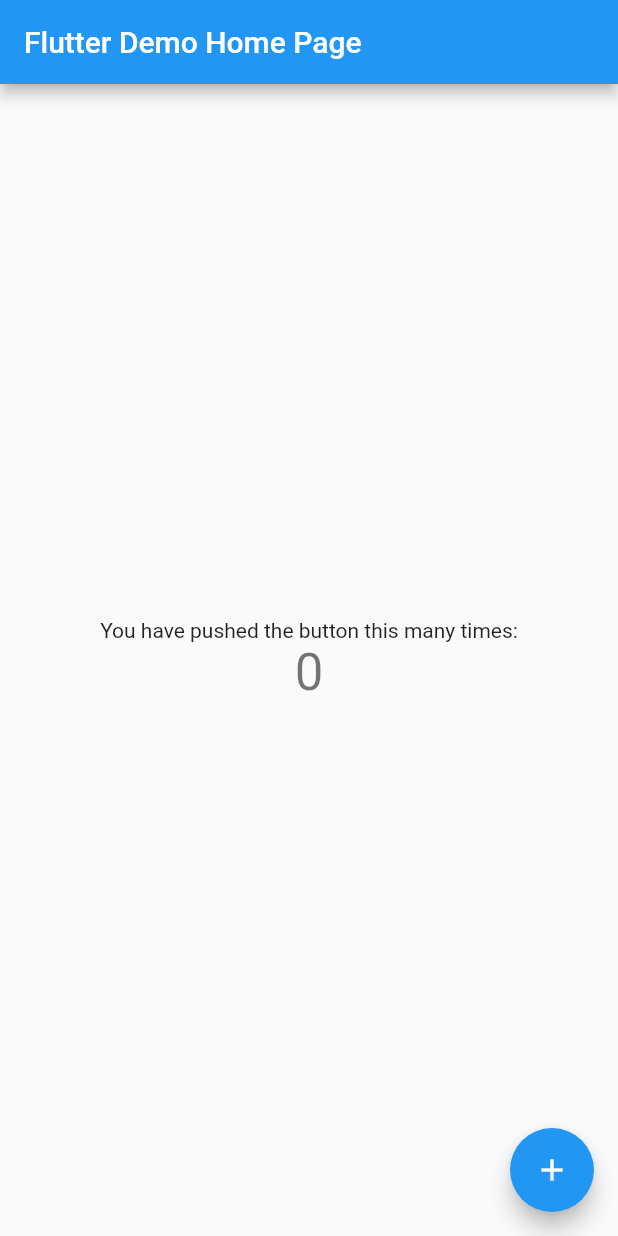
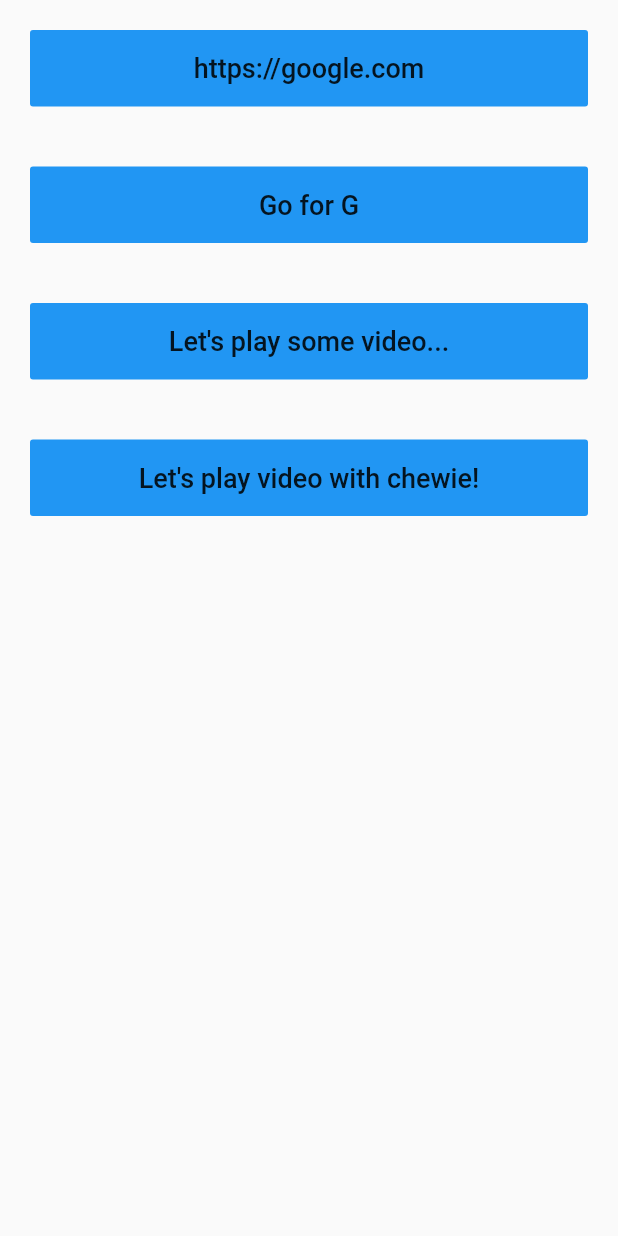
Before and after one commit to AndyGUI/Flutter-mentoring-program, a Flutter app: the screen it shows after launch, on a phone screen of 412 x 824 dp. Run offline on Flutter 3.47's test engine with Material 2 defaults, Android fonts, the phone set to English and light mode, and no system bars; our stand-ins replace chewie, google_maps_flutter, video_player, webview_flutter; Roboto replaces fonts that are missing (Arial).

```diff
--- /dev/null
+++ b/lib/app.dart
@@ -0,0 +1,18 @@
+import 'package:flutter/material.dart';
+import 'package:flutter_mentoring_programm/screens/home.dart';
+
+class App extends StatelessWidget {
+  @override
+  Widget build(BuildContext context) {
+    return MaterialApp(
+      title: 'Flutter Web Views',
+      theme: ThemeData(
+          primarySwatch: Colors.blue,
+          fontFamily: "Arial",
+          textTheme: TextTheme(
+              button: TextStyle(color: Colors.white, fontSize: 18.0),
+              title: TextStyle(color: Colors.red))),
+      home: Home(),
+    );
+  }
+}
--- a/lib/main.dart
+++ b/lib/main.dart
@@ -1,111 +1,6 @@
 import 'package:flutter/material.dart';
 
-void main() => runApp(MyApp());
+import 'app.dart';
 
-class MyApp extends StatelessWidget {
-  // This widget is the root of your application.
-  @override
-  Widget build(BuildContext context) {
-    return MaterialApp(
-      title: 'Flutter Demo',
-      theme: ThemeData(
-        // This is the theme of your application.
-        //
-        // Try running your application with "flutter run". You'll see the
-        // application has a blue toolbar. Then, without quitting the app, try
-        // changing the primarySwatch below to Colors.green and then invoke
-        // "hot reload" (press "r" in the console where you ran "flutter run",
-        // or simply save your changes to "hot reload" in a Flutter IDE).
-        // Notice that the counter didn't reset back to zero; the application
-        // is not restarted.
-        primarySwatch: Colors.blue,
-      ),
-      home: MyHomePage(title: 'Flutter Demo Home Page'),
-    );
-  }
-}
-
-class MyHomePage extends StatefulWidget {
-  MyHomePage({Key key, this.title}) : super(key: key);
-
-  // This widget is the home page of your application. It is stateful, meaning
-  // that it has a State object (defined below) that contains fields that affect
-  // how it looks.
-
-  // This class is the configuration for the state. It holds the values (in this
-  // case the title) provided by the parent (in this case the App widget) and
-  // used by the build method of the State. Fields in a Widget subclass are
-  // always marked "final".
-
-  final String title;
-
-  @override
-  _MyHomePageState createState() => _MyHomePageState();
-}
-
-class _MyHomePageState extends State<MyHomePage> {
-  int _counter = 0;
-
-  void _incrementCounter() {
-    setState(() {
-      // This call to setState tells the Flutter framework that something has
-      // changed in this State, which causes it to rerun the build method below
-      // so that the display can reflect the updated values. If we changed
-      // _counter without calling setState(), then the build method would not be
-      // called again, and so nothing would appear to happen.
-      _counter++;
-    });
-  }
-
-  @override
-  Widget build(BuildContext context) {
-    // This method is rerun every time setState is called, for instance as done
-    // by the _incrementCounter method above.
-    //
-    // The Flutter framework has been optimized to make rerunning build methods
-    // fast, so that you can just rebuild anything that needs updating rather
-    // than having to individually change instances of widgets.
-    return Scaffold(
-      appBar: AppBar(
-        // Here we take the value from the MyHomePage object that was created by
-        // the App.build method, and use it to set our appbar title.
-        title: Text(widget.title),
-      ),
-      body: Center(
-        // Center is a layout widget. It takes a single child and positions it
-        // in the middle of the parent.
-        child: Column(
-          // Column is also a layout widget. It takes a list of children and
-          // arranges them vertically. By default, it sizes itself to fit its
-          // children horizontally, and tries to be as tall as its parent.
-          //
-          // Invoke "debug painting" (press "p" in the console, choose the
-          // "Toggle Debug Paint" action from the Flutter Inspector in Android
-          // Studio, or the "Toggle Debug Paint" command in Visual Studio Code)
-          // to see the wireframe for each widget.
-          //
-          // Column has various properties to control how it sizes itself and
-          // how it positions its children. Here we use mainAxisAlignment to
-          // center the children vertically; the main axis here is the vertical
-          // axis because Columns are vertical (the cross axis would be
-          // horizontal).
-          mainAxisAlignment: MainAxisAlignment.center,
-          children: <Widget>[
-            Text(
-              'You have pushed the button this many times:',
-            ),
-            Text(
-              '$_counter',
-              style: Theme.of(context).textTheme.display1,
-            ),
-          ],
-        ),
-      ),
-      floatingActionButton: FloatingActionButton(
-        onPressed: _incrementCounter,
-        tooltip: 'Increment',
-        child: Icon(Icons.add),
-      ), // This trailing comma makes auto-formatting nicer for build methods.
-    );
-  }
-}
+// DON'T FORGET TO CHANGE minSdkVersion and crean/rebuild
+void main() => runApp(App());
--- /dev/null
+++ b/lib/screens/home.dart
@@ -0,0 +1,90 @@
+import 'package:flutter/material.dart';
+import 'package:flutter_mentoring_programm/screens/video_player_view_container.dart';
+import 'package:flutter_mentoring_programm/screens/web_view_container.dart';
+
+import 'chewie_view_container.dart';
+import 'map_view_container.dart';
+
+class Home extends StatelessWidget {
+  @override
+  Widget build(BuildContext context) {
+    return Scaffold(
+      key: UniqueKey(),
+      body: SafeArea(
+        child: SingleChildScrollView(
+          child: Column(
+            mainAxisAlignment: MainAxisAlignment.center,
+            crossAxisAlignment: CrossAxisAlignment.stretch,
+            children: [
+              _webViewButton(context),
+              _mapViewButton(context),
+              _videoPlayerViewButton(context),
+              _chewieViewButton(context),
+            ],
+          ),
+        ),
+      ),
+    );
+  }
+
+  Widget _webViewButton(BuildContext context) {
+    return Container(
+      padding: EdgeInsets.all(20.0),
+      child: FlatButton(
+        color: Theme.of(context).primaryColor,
+        padding: const EdgeInsets.symmetric(horizontal: 50.0, vertical: 15.0),
+        child: Text('https://google.com'),
+        onPressed: () => Navigator.of(context).push(
+          MaterialPageRoute(
+            builder: (context) => WebViewContainer('https://google.com'),
+          ),
+        ),
+      ),
+    );
+  }
+
+  Widget _mapViewButton(BuildContext context) {
+    return Container(
+        padding: EdgeInsets.all(20.0),
+        child: FlatButton(
+            color: Theme.of(context).primaryColor,
+            padding:
+                const EdgeInsets.symmetric(horizontal: 50.0, vertical: 15.0),
+            child: Text("Go for G"),
+            onPressed: () => Navigator.of(context).push(
+                MaterialPageRoute(builder: (context) => MapViewContainer()))));
+  }
+
+  Widget _videoPlayerViewButton(BuildContext context) {
+    return Container(
+      padding: EdgeInsets.all(20.0),
+      child: FlatButton(
+        color: Theme.of(context).primaryColor,
+        padding: const EdgeInsets.symmetric(horizontal: 50.0, vertical: 15.0),
+        child: Text("Let's play some video..."),
+        onPressed: () => Navigator.of(context).push(
+          MaterialPageRoute(
+            builder: (context) => VideoPlayerViewContainer(),
+          ),
+        ),
+      ),
+    );
+  }
+
+  Widget _chewieViewButton(BuildContext context) {
+    return Container(
+      padding: EdgeInsets.all(20.0),
+      child: FlatButton(
+        color: Theme.of(context).primaryColor,
+        padding: const EdgeInsets.symmetric(horizontal: 50.0, vertical: 15.0),
+        child: Text("Let's play video with chewie!"),
+        onPressed: () => Navigator.push(
+          context,
+          MaterialPageRoute(
+            builder: (context) => ChewieViewContainer(),
+          ),
+        ),
+      ),
+    );
+  }
+}
--- a/pubspec.yaml
+++ b/pubspec.yaml
@@ -23,11 +23,14 @@ dependencies:
   # The following adds the Cupertino Icons font to your application.
   # Use with the CupertinoIcons class for iOS style icons.
   cupertino_icons: ^0.1.2
+  webview_flutter: ^0.3.17
+  google_maps_flutter: ^0.5.21+13
+  video_player: ^0.10.4+1
+  chewie: 0.9.8+1
 
 dev_dependencies:
   flutter_test:
     sdk: flutter
-
 
 # For information on the generic Dart part of this file, see the
 # following page: https://dart.dev/tools/pub/pubspec
```
Also changed, not shown: lib/screens/chewie_view_container.dart (added, +44 -0 lines), lib/screens/map_view_container.dart (added, +60 -0 lines), lib/screens/video_player_view_container.dart (added, +70 -0 lines), lib/screens/web_view_container.dart (added, +33 -0 lines), pubspec.lock (deleted), 5 other files.
